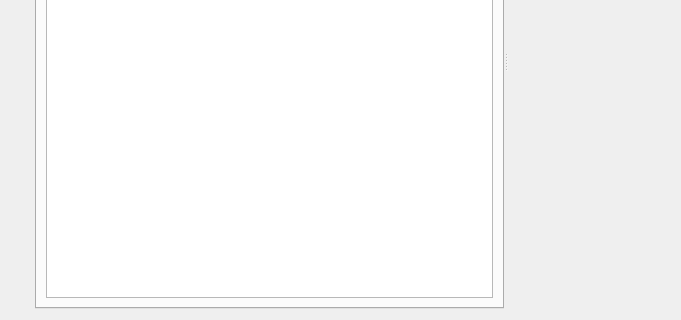
The window that src/plugins/poshuku/poshuku.ui (0xd34df00d/leechcraft) describes before a commit, drawn with Qt 5; both pictures show x 0 to 681 and y 199 to 519 of the 681 by 519 pixel window.
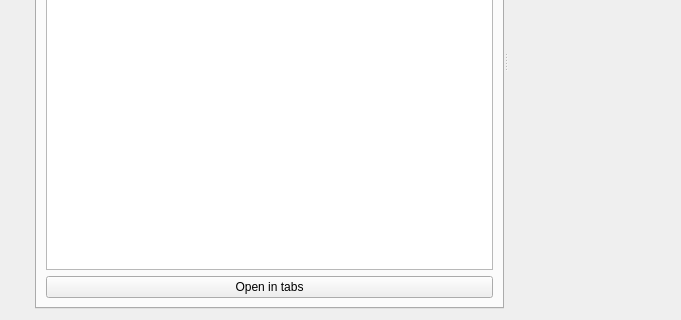
The same window after the commit. The open tabs and pages were chosen to show the change. Icons and pictures are not drawn. Custom widgets are drawn as their Qt base class.

Commit message: + Poshuku: "Open in tabs" feature for the Favorites.

What changed in the file:
```diff
--- a/src/plugins/poshuku/poshuku.ui
+++ b/src/plugins/poshuku/poshuku.ui
@@ -22,8 +22,8 @@
      <property name="orientation" >
       <enum>Qt::Horizontal</enum>
      </property>
-     <widget class="QWidget" name="" >
-      <layout class="QVBoxLayout" name="verticalLayout" >
+     <widget class="QWidget" name="layoutWidget">
+      <layout class="QVBoxLayout" name="verticalLayout">
        <item>
         <layout class="QHBoxLayout" name="ToolButtonsLayout_" />
        </item>
@@ -158,6 +158,13 @@
              </property>
             </widget>
            </item>
+           <item>
+            <widget class="QPushButton" name="OpenInTabs_">
+             <property name="text">
+              <string>Open in tabs</string>
+             </property>
+            </widget>
+           </item>
           </layout>
          </widget>
         </widget>
```
Left out of the diff: 109 changed lines with no effect on the pictures. The commit also changes 2 other files.
